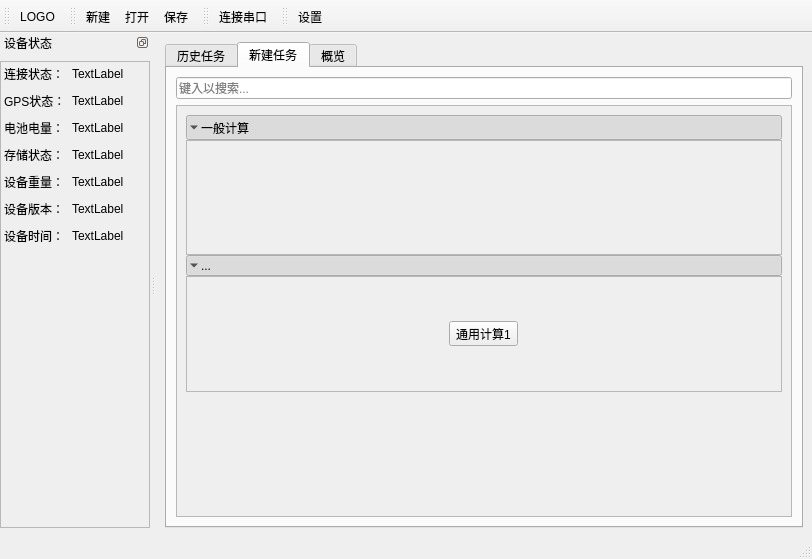
Qt form PySideApp/build_src/ui/MainWindowUI.ui (MWTJC/Gnss_on_UAV_GUI) before a commit.
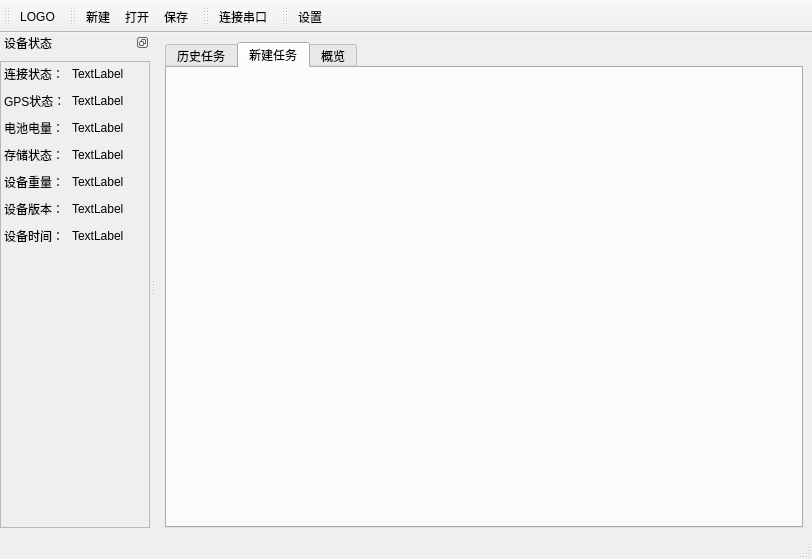
The same form after that commit. Icons and pictures are not drawn.

What changed in the file:
```diff
--- a/PySideApp/build_src/ui/MainWindowUI.ui
+++ b/PySideApp/build_src/ui/MainWindowUI.ui
@@ -151,171 +151,6 @@
        <attribute name="title">
         <string>新建任务</string>
        </attribute>
-       <layout class="QVBoxLayout" name="verticalLayout_7">
-        <item>
-         <widget class="QLineEdit" name="lineEdit_search">
-          <property name="placeholderText">
-           <string>键入以搜索...</string>
-          </property>
-          <property name="clearButtonEnabled">
-           <bool>true</bool>
-          </property>
-         </widget>
-        </item>
-        <item>
-         <widget class="QScrollArea" name="scrollArea">
-          <property name="widgetResizable">
-           <bool>true</bool>
-          </property>
-          <widget class="QWidget" name="scrollAreaWidgetContents_2">
-           <property name="geometry">
-            <rect>
-             <x>0</x>
-             <y>0</y>
-             <width>614</width>
-             <height>356</height>
-            </rect>
-           </property>
-           <layout class="QVBoxLayout" name="verticalLayout_8">
-            <property name="spacing">
-             <number>0</number>
-            </property>
-            <item>
-             <widget class="QToolButton" name="toolButton_expand_area_common">
-              <property name="sizePolicy">
-               <sizepolicy hsizetype="Expanding" vsizetype="Fixed">
-                <horstretch>0</horstretch>
-                <verstretch>0</verstretch>
-               </sizepolicy>
-              </property>
-              <property name="text">
-               <string>一般计算</string>
-              </property>
-              <property name="iconSize">
-               <size>
-                <width>10</width>
-                <height>10</height>
-               </size>
-              </property>
-              <property name="checkable">
-               <bool>true</bool>
-              </property>
-              <property name="checked">
-               <bool>true</bool>
-              </property>
-              <property name="toolButtonStyle">
-               <enum>Qt::ToolButtonStyle::ToolButtonTextBesideIcon</enum>
-              </property>
-              <property name="arrowType">
-               <enum>Qt::ArrowType::DownArrow</enum>
-              </property>
-             </widget>
-            </item>
-            <item>
-             <widget class="QScrollArea" name="scrollArea_common">
-              <property name="widgetResizable">
-               <bool>true</bool>
-              </property>
-              <widget class="QWidget" name="scrollAreaWidgetContents_3">
-               <property name="geometry">
-                <rect>
-                 <x>0</x>
-                 <y>0</y>
-                 <width>594</width>
-                 <height>124</height>
-                </rect>
-               </property>
-               <layout class="QVBoxLayout" name="verticalLayout_10"/>
-              </widget>
-             </widget>
-            </item>
-            <item>
-             <widget class="QToolButton" name="toolButton_expand_area_2">
-              <property name="sizePolicy">
-               <sizepolicy hsizetype="Expanding" vsizetype="Fixed">
-                <horstretch>0</horstretch>
-                <verstretch>0</verstretch>
-               </sizepolicy>
-              </property>
-              <property name="text">
-               <string>...</string>
-              </property>
-              <property name="iconSize">
-               <size>
-                <width>10</width>
-                <height>10</height>
-               </size>
-              </property>
-              <property name="checkable">
-               <bool>true</bool>
-              </property>
-              <property name="checked">
-               <bool>true</bool>
-              </property>
-              <property name="toolButtonStyle">
-               <enum>Qt::ToolButtonStyle::ToolButtonTextBesideIcon</enum>
-              </property>
-              <property name="arrowType">
-               <enum>Qt::ArrowType::DownArrow</enum>
-              </property>
-             </widget>
-            </item>
-            <item>
-             <widget class="QScrollArea" name="scrollArea_2">
-              <property name="widgetResizable">
-               <bool>true</bool>
-              </property>
-              <widget class="QWidget" name="scrollAreaWidgetContents_4">
-               <property name="geometry">
-                <rect>
-                 <x>0</x>
-                 <y>0</y>
-                 <width>594</width>
-                 <height>82</height>
-                </rect>
-               </property>
-               <layout class="QGridLayout" name="gridLayout">
-                <item row="0" column="0">
-                 <widget class="QToolButton" name="toolButton_f1">
-                  <property name="text">
-                   <string>通用计算1</string>
-                  </property>
-                  <property name="icon">
-                   <iconset theme="folder"/>
-                  </property>
-                  <property name="iconSize">
-                   <size>
-                    <width>32</width>
-                    <height>32</height>
-                   </size>
-                  </property>
-                  <property name="toolButtonStyle">
-                   <enum>Qt::ToolButtonStyle::ToolButtonTextUnderIcon</enum>
-                  </property>
-                 </widget>
-                </item>
-               </layout>
-              </widget>
-             </widget>
-            </item>
-            <item>
-             <spacer name="verticalSpacer">
-              <property name="orientation">
-               <enum>Qt::Orientation::Vertical</enum>
-              </property>
-              <property name="sizeHint" stdset="0">
-               <size>
-                <width>20</width>
-                <height>40</height>
-               </size>
-              </property>
-             </spacer>
-            </item>
-           </layout>
-          </widget>
-         </widget>
-        </item>
-       </layout>
       </widget>
       <widget class="QWidget" name="tab_glance">
        <attribute name="title">
```
